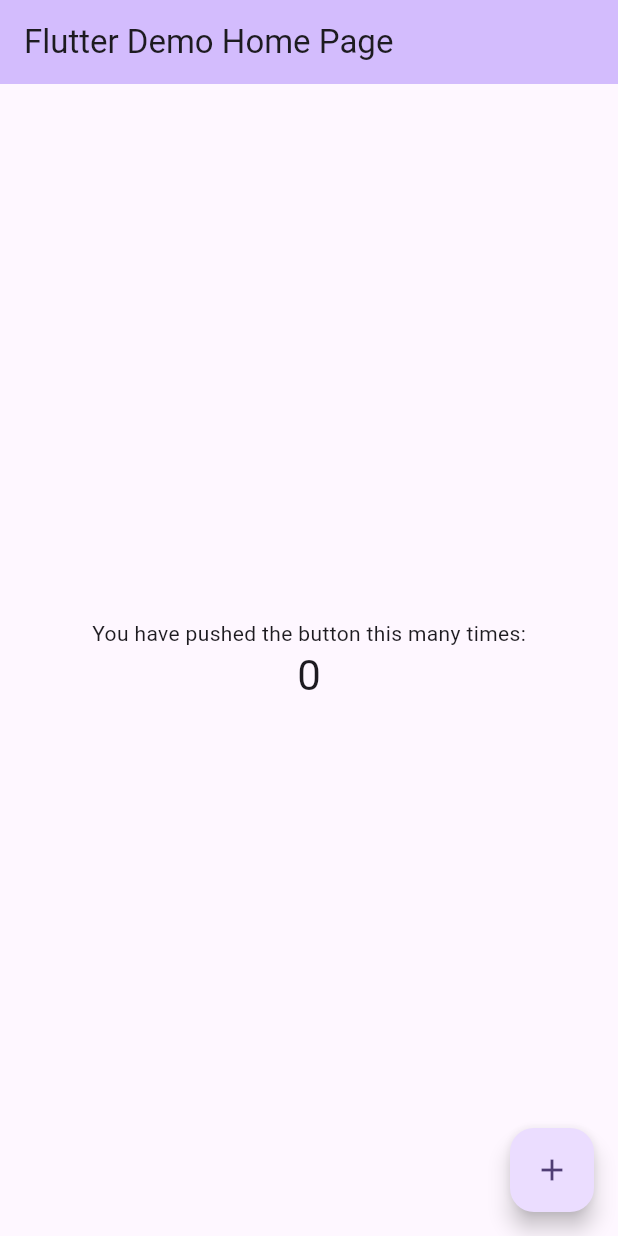
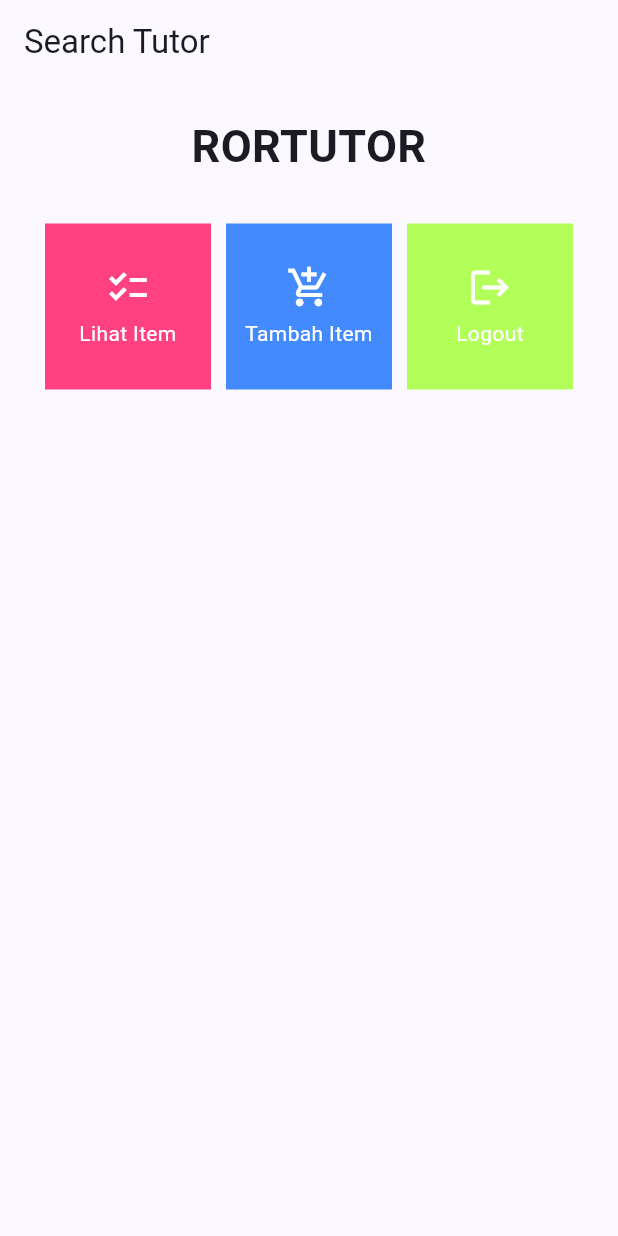
Before and after one commit to shafiroar/rortutor, a Flutter app: the screen it shows after launch, on a phone screen of 412 x 824 dp. Run offline on Flutter 3.47's test engine with Material 2 defaults, Android fonts, the phone set to English and light mode, and no system bars.

Commit message:
Menyelesaikan tugas 7 PBP

```diff
--- a/rortutor/lib/main.dart
+++ b/rortutor/lib/main.dart
@@ -1,4 +1,5 @@
 import 'package:flutter/material.dart';
+import 'package:rortutor/menu.dart';
 
 void main() {
   runApp(const MyApp());
@@ -28,98 +29,10 @@
         //
         // This works for code too, not just values: Most code changes can be
         // tested with just a hot reload.
-        colorScheme: ColorScheme.fromSeed(seedColor: Colors.deepPurple),
+        colorScheme: ColorScheme.fromSeed(seedColor: Colors.indigo),
         useMaterial3: true,
       ),
-      home: const MyHomePage(title: 'Flutter Demo Home Page'),
+      home: MyHomePage(),
     );
   }
 }
-
-class MyHomePage extends StatefulWidget {
-  const MyHomePage({super.key, required this.title});
-
-  // This widget is the home page of your application. It is stateful, meaning
-  // that it has a State object (defined below) that contains fields that affect
-  // how it looks.
-
-  // This class is the configuration for the state. It holds the values (in this
-  // case the title) provided by the parent (in this case the App widget) and
-  // used by the build method of the State. Fields in a Widget subclass are
-  // always marked "final".
-
-  final String title;
-
-  @override
-  State<MyHomePage> createState() => _MyHomePageState();
-}
-
-class _MyHomePageState extends State<MyHomePage> {
-  int _counter = 0;
-
-  void _incrementCounter() {
-    setState(() {
-      // This call to setState tells the Flutter framework that something has
-      // changed in this State, which causes it to rerun the build method below
-      // so that the display can reflect the updated values. If we changed
-      // _counter without calling setState(), then the build method would not be
-      // called again, and so nothing would appear to happen.
-      _counter++;
-    });
-  }
-
-  @override
-  Widget build(BuildContext context) {
-    // This method is rerun every time setState is called, for instance as done
-    // by the _incrementCounter method above.
-    //
-    // The Flutter framework has been optimized to make rerunning build methods
-    // fast, so that you can just rebuild anything that needs updating rather
-    // than having to individually change instances of widgets.
-    return Scaffold(
-      appBar: AppBar(
-        // TRY THIS: Try changing the color here to a specific color (to
-        // Colors.amber, perhaps?) and trigger a hot reload to see the AppBar
-        // change color while the other colors stay the same.
-        backgroundColor: Theme.of(context).colorScheme.inversePrimary,
-        // Here we take the value from the MyHomePage object that was created by
-        // the App.build method, and use it to set our appbar title.
-        title: Text(widget.title),
-      ),
-      body: Center(
-        // Center is a layout widget. It takes a single child and positions it
-        // in the middle of the parent.
-        child: Column(
-          // Column is also a layout widget. It takes a list of children and
-          // arranges them vertically. By default, it sizes itself to fit its
-          // children horizontally, and tries to be as tall as its parent.
-          //
-          // Column has various properties to control how it sizes itself and
-          // how it positions its children. Here we use mainAxisAlignment to
-          // center the children vertically; the main axis here is the vertical
-          // axis because Columns are vertical (the cross axis would be
-          // horizontal).
-          //
-          // TRY THIS: Invoke "debug painting" (choose the "Toggle Debug Paint"
-          // action in the IDE, or press "p" in the console), to see the
-          // wireframe for each widget.
-          mainAxisAlignment: MainAxisAlignment.center,
-          children: <Widget>[
-            const Text(
-              'You have pushed the button this many times:',
-            ),
-            Text(
-              '$_counter',
-              style: Theme.of(context).textTheme.headlineMedium,
-            ),
-          ],
-        ),
-      ),
-      floatingActionButton: FloatingActionButton(
-        onPressed: _incrementCounter,
-        tooltip: 'Increment',
-        child: const Icon(Icons.add),
-      ), // This trailing comma makes auto-formatting nicer for build methods.
-    );
-  }
-}
--- a/rortutor/lib/menu.dart
+++ b/rortutor/lib/menu.dart
@@ -5,9 +5,9 @@
   MyHomePage({Key? key}) : super(key: key);
 
   final List<ShopItem> items = [
-    ShopItem("Lihat Produk", Icons.checklist),
-    ShopItem("Tambah Produk", Icons.add_shopping_cart),
-    ShopItem("Logout", Icons.logout),
+    ShopItem("Lihat Item", Icons.checklist, Colors.pinkAccent),
+    ShopItem("Tambah Item", Icons.add_shopping_cart, Colors.blueAccent),
+    ShopItem("Logout", Icons.logout, Colors.lightGreenAccent),
   ];
 
   // This widget is the home page of your application. It is stateful, meaning
@@ -24,7 +24,7 @@
     return Scaffold(
       appBar: AppBar(
         title: const Text(
-          'Shopping List',
+          'Search Tutor',
         ),
       ),
       body: SingleChildScrollView(
@@ -38,7 +38,7 @@
                 padding: EdgeInsets.only(top: 10.0, bottom: 10.0),
                 // Widget Text untuk menampilkan tulisan dengan alignment center dan style yang sesuai
                 child: Text(
-                  'PBP Shop', // Text yang menandakan toko
+                  'RORTUTOR', // Text yang menandakan toko
                   textAlign: TextAlign.center,
                   style: TextStyle(
                     fontSize: 30,
@@ -71,8 +71,9 @@
 class ShopItem {
   final String name;
   final IconData icon;
+  final Color color;
 
-  ShopItem(this.name, this.icon);
+  ShopItem(this.name, this.icon, this.color);
 }
 
 class ShopCard extends StatelessWidget {
@@ -83,7 +84,7 @@
   @override
   Widget build(BuildContext context) {
     return Material(
-      color: Colors.indigo,
+      color: item.color,
       child: InkWell(
         // Area responsive terhadap sentuhan
         onTap: () {
```
Also changed, not shown: 1 other file.
